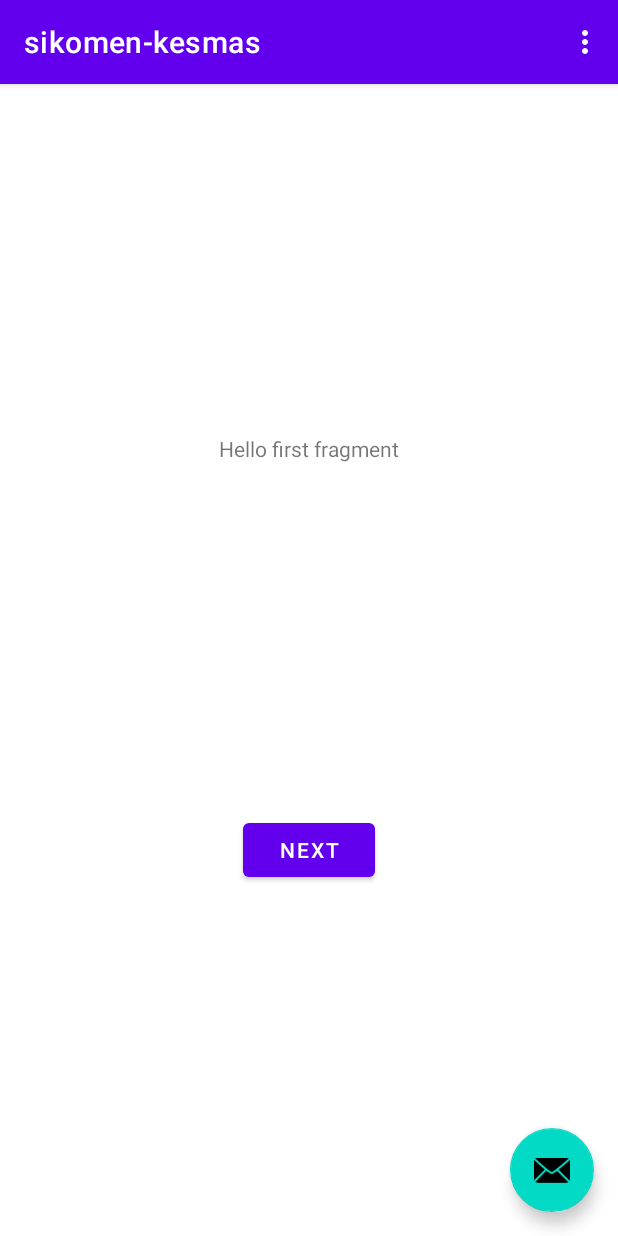
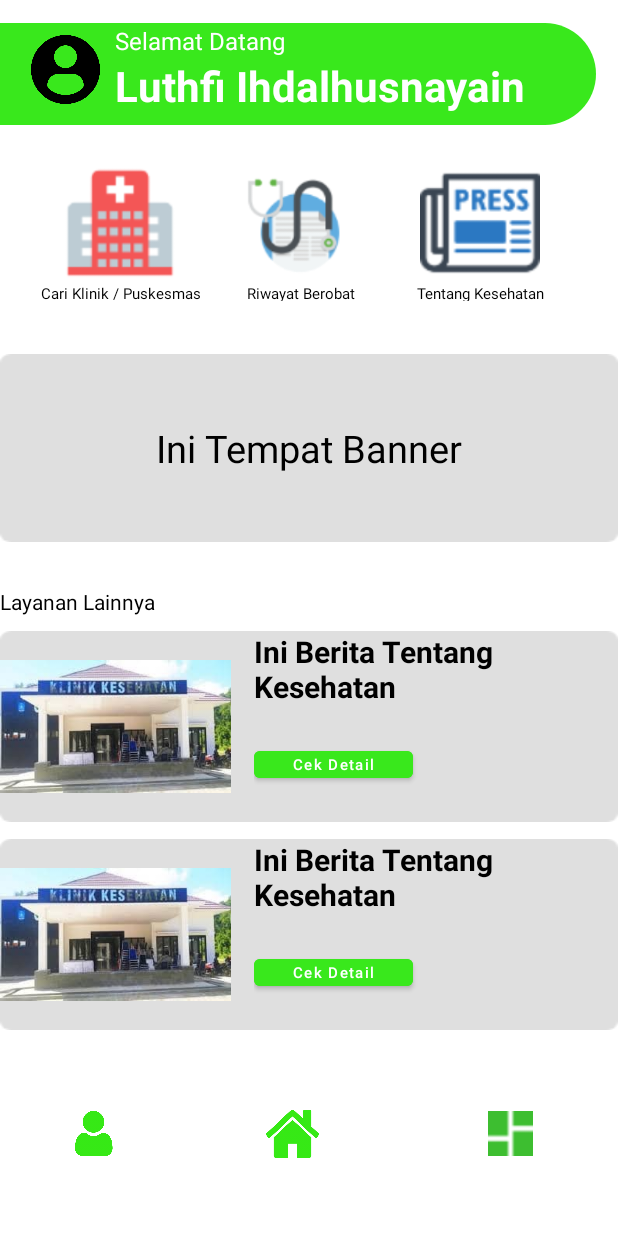
Before and after one commit to gusfat99/sikomenkesmas, an Android app: the screen it shows after launch (MainActivity before the commit, DashboardActivity after it), on a phone screen of 412 x 824 dp. Run offline under Robolectric (Android 15) with nearby library versions, the phone set to English and light mode, and no system bars.

Commit message:
dashboard

```diff
--- a/app/build.gradle
+++ b/app/build.gradle
@@ -38,4 +38,6 @@ dependencies {
     testImplementation 'junit:junit:4.+'
     androidTestImplementation 'androidx.test.ext:junit:1.1.2'
     androidTestImplementation 'androidx.test.espresso:espresso-core:3.3.0'
+    compile 'com.synnapps:carouselview:0.1.4'
+
 }
--- a/app/src/main/AndroidManifest.xml
+++ b/app/src/main/AndroidManifest.xml
@@ -9,8 +9,9 @@
         android:roundIcon="@mipmap/ic_launcher_round"
         android:supportsRtl="true"
         android:theme="@style/Theme.Sikomenkesmas">
+        <activity android:name=".MainActivity"></activity>
         <activity
-            android:name=".MainActivity"
+            android:name=".DashboardActivity"
             android:label="@string/app_name"
             android:theme="@style/Theme.Sikomenkesmas.NoActionBar">
             <intent-filter>
--- /dev/null
+++ b/app/src/main/java/com/example/sikomen_kesmas/DashboardActivity.java
@@ -0,0 +1,71 @@
+package com.example.sikomen_kesmas;
+
+import android.content.Intent;
+import android.os.Bundle;
+import android.view.View;
+import android.os.Handler;
+import android.widget.ImageView;
+
+
+import androidx.appcompat.app.AppCompatActivity;
+
+
+public class DashboardActivity extends AppCompatActivity implements View.OnClickListener {
+
+    @Override
+    protected void onCreate(Bundle savedInstanceState) {
+        super.onCreate(savedInstanceState);
+        setContentView(R.layout.activity_dashboard);
+//        Toolbar toolbar = findViewById(R.id.toolbar);
+//        setSupportActionBar(toolbar);
+//
+//         fab = findViewById(R.id.fab);
+//        fab.setOnClickListener(new View.OnClickListener() {
+//            @Override
+//            public void onClick(View view) {
+//                Snackbar.make(view, "Replace with your own action", Snackbar.LENGTH_LONG)
+//                        .setAction("Action", null).show();
+//            }
+//        });
+        ImageView klinik = findViewById(R.id.btnklinik);
+        klinik.setOnClickListener(this);
+        ImageView riwayat = findViewById(R.id.btnriwayat);
+        riwayat.setOnClickListener(this);
+    }
+
+    @Override
+    public void onClick(View view) {
+        switch (view.getId()) {
+            case R.id.btnklinik:
+                Intent klinik = new Intent(DashboardActivity.this, MainActivity.class);
+                startActivity(klinik);
+                break;
+            case R.id.btnriwayat:
+                Intent riwayat = new Intent(DashboardActivity.this, MainActivity.class);
+                startActivity(riwayat);
+                break;
+        }
+    }
+
+//    @Override
+//    public boolean onCreateOptionsMenu(Menu menu) {
+//        // Inflate the menu; this adds items to the action bar if it is present.
+//        getMenuInflater().inflate(R.menu.menu_main, menu);
+//        return true;
+//    }
+//
+//    @Override
+//    public boolean onOptionsItemSelected(MenuItem item) {
+//        // Handle action bar item clicks here. The action bar will
+//        // automatically handle clicks on the Home/Up button, so long
+//        // as you specify a parent activity in AndroidManifest.xml.
+//        int id = item.getItemId();
+//
+//        //noinspection SimplifiableIfStatement
+//        if (id == R.id.action_settings) {
+//            return true;
+//        }
+//
+//        return super.onOptionsItemSelected(item);
+//    }
+}
--- /dev/null
+++ b/app/src/main/res/drawable/tets.xml
@@ -0,0 +1,10 @@
+<shape xmlns:android="http://schemas.android.com/apk/res/android">
+    <corners
+        android:bottomRightRadius="34dp"
+        android:topRightRadius="34dp" />
+    <solid android:color="#39e81c" />
+    <padding
+        android:bottom="1dp"
+        android:left="1dp"
+        android:right="1dp"
+        android:top="1dp" /></shape>
--- /dev/null
+++ b/app/src/main/res/layout/activity_dashboard.xml
@@ -0,0 +1,280 @@
+<?xml version="1.0" encoding="utf-8"?>
+<LinearLayout xmlns:android="http://schemas.android.com/apk/res/android"
+    xmlns:app="http://schemas.android.com/apk/res-auto"
+    xmlns:tools="http://schemas.android.com/tools"
+    android:layout_width="match_parent"
+    android:layout_height="match_parent"
+    android:orientation="vertical"
+    android:background="@color/white"
+    tools:context=".DashboardActivity">
+
+    <RelativeLayout
+        android:id="@+id/dataUser"
+        android:layout_marginTop="15dp"
+        android:layout_width="397dp"
+        android:layout_height="68dp"
+        android:orientation="vertical"
+        android:background="@drawable/tets"
+        >
+        <ImageView
+            android:id="@+id/userProfile"
+            android:layout_marginTop="7dp"
+            android:layout_marginLeft="20dp"
+            android:layout_width="46dp"
+            android:layout_height="46dp"
+            android:background="@drawable/profile"
+            >
+        </ImageView>
+        <LinearLayout
+            android:orientation="vertical"
+            android:layout_toEndOf="@+id/userProfile"
+            android:id="@+id/welcome"
+            android:layout_marginLeft="10dp"
+            android:layout_width="wrap_content"
+            android:layout_height="wrap_content">
+            <TextView
+                android:layout_width="match_parent"
+                android:layout_height="wrap_content"
+                android:text="Selamat Datang"
+                android:textColor="@color/white"
+                android:textSize="16dp" />
+            <TextView
+                android:layout_width="match_parent"
+                android:layout_height="wrap_content"
+                android:text="Luthfi Ihdalhusnayain"
+                android:textColor="@color/white"
+                android:textStyle="bold"
+                android:textSize="28dp" />
+
+        </LinearLayout>
+
+
+    </RelativeLayout>
+    <LinearLayout
+        android:layout_marginHorizontal="20dp"
+        android:layout_toEndOf="@+id/dataUser"
+        android:layout_marginTop="25dp"
+        android:layout_width="wrap_content"
+        android:background="@color/white"
+        android:layout_height="wrap_content"
+        >
+        <RelativeLayout
+            android:layout_width="match_parent"
+            android:layout_height="wrap_content">
+            <LinearLayout
+                android:id="@+id/klinik"
+                android:layout_width="120dp"
+                android:gravity="center_horizontal"
+                android:orientation="vertical"
+                android:layout_height="wrap_content">
+
+                <ImageView
+                    android:id="@+id/btnklinik"
+                    android:layout_width="80dp"
+                    android:layout_height="80dp"
+                    android:background="@drawable/hospital"/>
+
+                <TextView
+                    android:layout_width="match_parent"
+                    android:layout_height="12dp"
+                    android:text="Cari Klinik / Puskesmas"
+                    android:gravity="center_horizontal"
+                    android:textColor="@color/black"
+                    android:textSize="10dp"/>
+            </LinearLayout>
+            <LinearLayout
+                android:id="@+id/riwayat"
+                android:layout_toEndOf="@id/klinik"
+                android:layout_width="120dp"
+                android:gravity="center_horizontal"
+                android:orientation="vertical"
+                android:layout_height="wrap_content">
+
+                <ImageView
+                    android:id="@+id/btnriwayat"
+                    android:layout_width="80dp"
+                    android:layout_height="80dp"
+                    android:background="@drawable/riwayat" />
+
+                <TextView
+                    android:layout_width="match_parent"
+                    android:layout_height="12dp"
+                    android:text="Riwayat Berobat"
+                    android:gravity="center_horizontal"
+                    android:textColor="@color/black"
+                    android:textSize="10dp"/>
+            </LinearLayout>
+            <LinearLayout
+                android:layout_toEndOf="@id/riwayat"
+                android:layout_width="120dp"
+                android:gravity="center_horizontal"
+                android:orientation="vertical"
+                android:layout_height="wrap_content">
+
+                <ImageView
+                    android:layout_width="80dp"
+                    android:layout_height="80dp"
+                    android:background="@drawable/infokes" />
+
+                <TextView
+                    android:layout_width="match_parent"
+                    android:layout_height="12dp"
+                    android:text="Tentang Kesehatan"
+                    android:gravity="center_horizontal"
+                    android:textColor="@color/black"
+                    android:textSize="10dp"/>
+            </LinearLayout>
+        </RelativeLayout>
+    </LinearLayout>
+    <LinearLayout
+        android:layout_marginTop="35dp"
+        android:layout_width="match_parent"
+        android:layout_height="wrap_content"
+        android:background="@drawable/banner"
+        >
+        <TextView
+            android:layout_width="match_parent"
+            android:layout_height="wrap_content"
+            android:gravity="center_horizontal"
+            android:text="Ini Tempat Banner"
+            android:layout_marginTop="45dp"
+            android:textSize="25dp"
+            android:textColor="@color/black"/>
+    </LinearLayout>
+    <LinearLayout
+        android:layout_marginTop="30dp"
+        android:id="@+id/lainnya"
+        android:layout_width="wrap_content"
+        android:layout_height="wrap_content">
+        <TextView
+            android:layout_width="wrap_content"
+            android:layout_height="wrap_content"
+            android:text="Layanan Lainnya"
+            android:textColor="@color/black"
+            />
+    </LinearLayout>
+    <LinearLayout
+        android:layout_width="match_parent"
+        android:layout_height="wrap_content"
+        android:background="@drawable/banner"
+        android:layout_marginVertical="10dp">
+
+        <ImageView
+            android:id="@+id/img_klinik1"
+            android:layout_width="154dp"
+            android:layout_height="127dp"
+            android:src="@drawable/klinik" />
+        <LinearLayout
+            android:layout_marginLeft="15dp"
+            android:orientation="vertical"
+            android:layout_toEndOf="@id/img_klinik1"
+            android:layout_width="match_parent"
+            android:layout_height="match_parent">
+        <TextView
+            android:id="@+id/text_title"
+            android:layout_width="match_parent"
+            android:layout_height="wrap_content"
+            android:textSize="20dp"
+            android:textColor="@color/black"
+            android:text="Ini Berita Tentang Kesehatan"
+            android:textStyle="bold"/>
+
+            <Button
+                android:layout_marginTop="23dp"
+                android:layout_width="106dp"
+                android:layout_height="30dp"
+                android:layout_toEndOf="@id/text_title"
+                android:backgroundTint="#39E81C"
+                android:padding="0dp"
+                android:text="Cek Detail"
+                android:textAllCaps="false"
+                android:textSize="10dp" />
+        </LinearLayout>
+
+    </LinearLayout>
+    <LinearLayout
+        android:layout_width="match_parent"
+        android:layout_height="wrap_content"
+        android:background="@drawable/banner"
+        android:layout_marginVertical="1dp">
+
+        <ImageView
+            android:id="@+id/img_klinik2"
+            android:layout_width="154dp"
+            android:layout_height="127dp"
+            android:src="@drawable/klinik" />
+        <LinearLayout
+            android:layout_marginLeft="15dp"
+            android:orientation="vertical"
+            android:layout_toEndOf="@id/img_klinik2"
+            android:layout_width="match_parent"
+            android:layout_height="match_parent">
+            <TextView
+                android:id="@+id/text_title2"
+                android:layout_width="match_parent"
+                android:layout_height="wrap_content"
+                android:textSize="20dp"
+                android:textColor="@color/black"
+                android:text="Ini Berita Tentang Kesehatan"
+                android:textStyle="bold"/>
+
+            <Button
+                android:layout_marginTop="23dp"
+                android:layout_width="106dp"
+                android:layout_height="30dp"
+                android:layout_toEndOf="@id/text_title"
+                android:backgroundTint="#39E81C"
+                android:padding="0dp"
+                android:text="Cek Detail"
+                android:textAllCaps="false"
+                android:textSize="10dp" />
+        </LinearLayout>
+
+    </LinearLayout>
+    <LinearLayout
+        android:layout_width="match_parent"
+        android:layout_height="match_parent"
+        android:background="#FFFFFF">
+        <RelativeLayout
+            android:gravity="center"
+            android:id="@+id/profile"
+            android:layout_width="100dp"
+            android:layout_height="match_parent">
+            <ImageView
+                android:layout_marginLeft="30dp"
+                android:layout_width="30dp"
+                android:layout_height="30dp"
+                android:background="@drawable/user"
+                />
+
+        </RelativeLayout>
+        <RelativeLayout
+            android:layout_marginLeft="45dp"
+            android:layout_toEndOf="@id/profile"
+            android:gravity="center"
+            android:id="@+id/home"
+            android:layout_width="100dp"
+            android:layout_height="match_parent">
+            <ImageView
+                android:layout_width="35dp"
+                android:layout_height="40dp"
+                android:background="@drawable/home"
+                />
+        </RelativeLayout>
+        <RelativeLayout
+            android:layout_marginLeft="45dp"
+            android:layout_toEndOf="@id/home"
+            android:gravity="center"
+            android:layout_width="100dp"
+            android:layout_height="match_parent">
+            <ImageView
+                android:layout_width="30dp"
+                android:layout_height="30dp"
+                android:background="@drawable/more"
+                />
+
+        </RelativeLayout>
+    </LinearLayout>
+
+
+</LinearLayout>
--- a/app/src/main/res/values/colors.xml
+++ b/app/src/main/res/values/colors.xml
@@ -7,4 +7,5 @@
     <color name="teal_700">#FF018786</color>
     <color name="black">#FF000000</color>
     <color name="white">#FFFFFFFF</color>
+    <color name="biru">#4CAF50</color>
 </resources>
```
Also changed, not shown: app/src/main/res/drawable/banner.png (added), app/src/main/res/drawable/home.png (added), app/src/main/res/drawable/hospital.png (added), app/src/main/res/drawable/infokes.png (added), app/src/main/res/drawable/klinik.jpg (added), app/src/main/res/drawable/more.png (added), app/src/main/res/drawable/profile.png (added), app/src/main/res/drawable/riwayat.png (added), app/src/main/res/drawable/slider1.jpg (added), app/src/main/res/drawable/slider2.jpg (added), app/src/main/res/drawable/slider3.jpg (added), app/src/main/res/drawable/user.png (added), gradle/wrapper/gradle-wrapper.properties.
